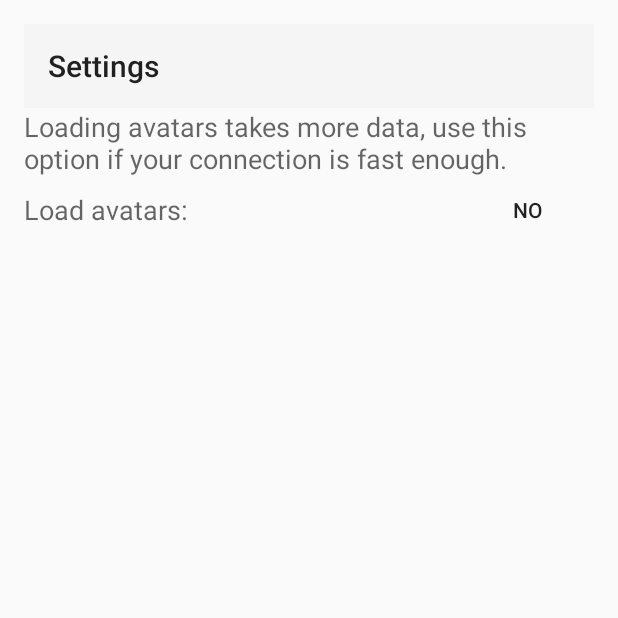
After one commit to rainwolf/penteLive-Android, an Android app: the SettingsActivity screen opened directly, with no data from a screen before it, on a phone screen of 412 x 824 dp, the top half of it. The commit adds this screen. Run offline under Robolectric (Android 15) with nearby library versions, the phone set to English and light mode, and no system bars.

Commit message:
Add avatars

```diff
--- a/app/src/main/java/be/submanifold/pentelive/PrefUtils.java
+++ b/app/src/main/java/be/submanifold/pentelive/PrefUtils.java
@@ -36,6 +36,7 @@ public class PrefUtils {
     public static final String PREFS_MMAICOLOR_KEY = "__MMAICOLOR__" ;
     public static final String PREFS_MMAIGAME_KEY = "__MMAIGAME__" ;
     public static final String PREFS_KOTHTIMEOUT_KEY = "__KOTHTIMEOUT__" ;
+    public static final String PREFS_LOADAVATARS_KEY = "__LOADAVATARS__" ;
 
     public static void saveToPrefs(Context context, String key, String value) {
         SharedPreferences prefs = PreferenceManager.getDefaultSharedPreferences(context);
--- /dev/null
+++ b/app/src/main/java/be/submanifold/pentelive/SettingsActivity.java
@@ -0,0 +1,33 @@
+package be.submanifold.pentelive;
+
+import android.support.v7.app.AppCompatActivity;
+import android.os.Bundle;
+import android.support.v7.widget.Toolbar;
+import android.widget.Button;
+import android.widget.CompoundButton;
+import android.widget.ToggleButton;
+
+public class SettingsActivity extends AppCompatActivity {
+
+    @Override
+    protected void onCreate(Bundle savedInstanceState) {
+        super.onCreate(savedInstanceState);
+        setContentView(R.layout.activity_settings);
+        Toolbar myToolbar = (Toolbar) findViewById(R.id.my_toolbar);
+        myToolbar.setTitle("Settings");
+        setSupportActionBar(myToolbar);
+
+
+        ((ToggleButton) findViewById(R.id.avatarToggleButton)).setChecked(PrefUtils.getBooleanFromPrefs(SettingsActivity.this, PrefUtils.PREFS_LOADAVATARS_KEY, false));
+        ((ToggleButton) findViewById(R.id.avatarToggleButton)).setOnCheckedChangeListener(new CompoundButton.OnCheckedChangeListener() {
+            @Override
+            public void onCheckedChanged(CompoundButton buttonView, boolean isChecked) {
+            PrefUtils.saveBooleanToPrefs(SettingsActivity.this, PrefUtils.PREFS_LOADAVATARS_KEY, isChecked);
+            if (!isChecked) {
+                PentePlayer.avatars.clear();
+                PentePlayer.pendingAvatarChecks.clear();
+            }
+            }
+        });
+    }
+}
--- /dev/null
+++ b/app/src/main/res/layout/activity_settings.xml
@@ -0,0 +1,54 @@
+<?xml version="1.0" encoding="utf-8"?>
+<RelativeLayout xmlns:android="http://schemas.android.com/apk/res/android"
+    xmlns:tools="http://schemas.android.com/tools"
+    android:layout_width="match_parent"
+    android:layout_height="match_parent"
+    xmlns:app="http://schemas.android.com/apk/res-auto"
+    android:paddingBottom="@dimen/activity_vertical_margin"
+    android:paddingLeft="@dimen/activity_horizontal_margin"
+    android:paddingRight="@dimen/activity_horizontal_margin"
+    android:paddingTop="@dimen/activity_vertical_margin"
+    tools:context="be.submanifold.pentelive.SettingsActivity">
+
+    <android.support.v7.widget.Toolbar
+        android:id="@+id/my_toolbar"
+        android:layout_width="match_parent"
+        android:layout_alignParentTop="true"
+        android:layout_height="?attr/actionBarSize"
+        android:background="?attr/colorPrimary"
+        android:theme="@style/ThemeOverlay.AppCompat.ActionBar"
+        app:popupTheme="@style/ThemeOverlay.AppCompat.Light"/>
+
+    <TextView
+        android:layout_width="wrap_content"
+        android:layout_height="45dp"
+        android:gravity="center_vertical"
+        android:textAppearance="?android:attr/textAppearanceMedium"
+        android:text="Loading avatars takes more data, use this option if your connection is fast enough."
+        android:id="@+id/infoLabel"
+        android:layout_below="@id/my_toolbar"
+        android:layout_alignParentLeft="true"
+        android:layout_alignParentStart="true" />
+    <TextView
+        android:layout_width="wrap_content"
+        android:layout_height="45dp"
+        android:gravity="center_vertical"
+        android:textAppearance="?android:attr/textAppearanceMedium"
+        android:text="Load avatars:"
+        android:id="@+id/avatarLabel"
+        android:layout_below="@id/infoLabel"
+        android:layout_alignParentLeft="true"
+        android:layout_alignParentStart="true" />
+    <ToggleButton
+        android:layout_width="wrap_content"
+        android:layout_height="45dp"
+        android:background="@android:color/transparent"
+        android:checked="false"
+        android:textOn="Yes"
+        android:textOff="No"
+        android:id="@+id/avatarToggleButton"
+        android:layout_below="@+id/infoLabel"
+        android:layout_alignParentRight="true"
+        android:layout_alignParentEnd="true" />
+
+</RelativeLayout>
```
Also changed, not shown: app/src/main/AndroidManifest.xml (+5 -3 lines), app/src/main/java/be/submanifold/pentelive/DashboardListAdapter.java (+21 -8 lines), app/src/main/java/be/submanifold/pentelive/KingOfTheHillListAdapter.java (+10 -3 lines), app/src/main/java/be/submanifold/pentelive/LoginActivity.java (+7 -0 lines), app/src/main/java/be/submanifold/pentelive/MainActivity.java (+5 -4 lines), app/src/main/java/be/submanifold/pentelive/PentePlayer.java (+132 -14 lines), app/src/main/res/layout/activity_login.xml (+7 -0 lines), app/src/main/res/menu/dashboard_menu.xml (+7 -3 lines), app/src/main/res/drawable-hdpi/ic_action_settings.png (added), app/src/main/res/drawable-mdpi/ic_action_settings.png (added), app/src/main/res/drawable-xhdpi/ic_action_settings.png (added), app/src/main/res/drawable-xxhdpi/ic_action_settings.png (added), app/src/main/res/drawable-xxxhdpi/ic_action_settings.png (added).
